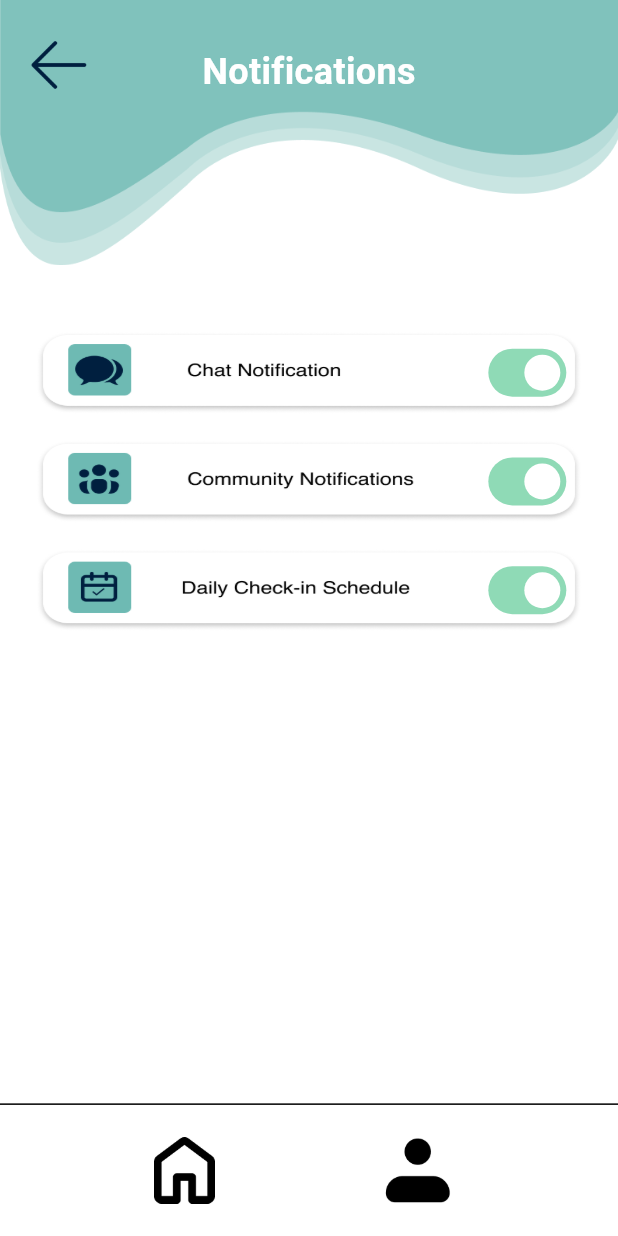
After one commit to Wibson27/OtakAtik, a Flutter app: the SettingNotificationScreen screen opened by its route, on a phone screen of 412 x 824 dp. The commit adds this screen. Run offline on Flutter 3.47's test engine with Material 3 defaults, Android fonts, the phone set to English and light mode, and no system bars; our stand-ins replace bloc, file_picker, flutter_bloc, google_fonts, image_picker, permission_handler; missing offline and left inert: record; statements that could not run were skipped.

Commit message:
Refine setting_notification_screen.dart + assets updates

```diff
--- a/frontend/lib/common/app_route.dart
+++ b/frontend/lib/common/app_route.dart
@@ -13,4 +13,5 @@ class AppRoute {
   static const String chatbot = '/chatbot';
   static const String chatbotHistory = '/chatbot/history';
   static const String feedback = '/feedback';
+  static const String notificationSettings = '/settings/notifications';
 }
--- a/frontend/lib/main.dart
+++ b/frontend/lib/main.dart
@@ -3,6 +3,7 @@ import 'package:flutter/services.dart';
 import 'package:flutter_bloc/flutter_bloc.dart';
 import 'package:frontend/screens/profile_feedback_screen.dart';
 import 'package:frontend/screens/profile_setting_screen.dart';
+import 'package:frontend/screens/setting_notification_screen.dart';
 import 'package:google_fonts/google_fonts.dart';
 
 import 'package:frontend/common/app_color.dart';
@@ -84,6 +85,7 @@ class MyApp extends StatelessWidget {
           AppRoute.profileEdit: (context) => const ProfileEditScreen(),
           AppRoute.feedback: (context) => const ProfileFeedbackScreen(),
           AppRoute.settings: (context) => const ProfileSettingScreen(),
+          AppRoute.notificationSettings: (context) => const SettingNotificationScreen(),
         },
       ),
     );
--- a/frontend/lib/screens/profile_setting_screen.dart
+++ b/frontend/lib/screens/profile_setting_screen.dart
@@ -104,7 +104,7 @@ class ProfileSettingScreen extends StatelessWidget {
                       context,
                       'assets/images/menu_setting_notifikasi.png',
                       () {
-                        print('Notifikasi Tapped');
+                        Navigator.pushNamed(context, AppRoute.notificationSettings);
                       },
                     ),
                     SizedBox(height: context.scaleHeight(20)),
--- /dev/null
+++ b/frontend/lib/screens/setting_notification_screen.dart
@@ -0,0 +1,245 @@
+// lib/screens/setting_notification_screen.dart
+import 'package:flutter/material.dart';
+import 'package:google_fonts/google_fonts.dart';
+import 'package:frontend/common/app_color.dart';
+import 'package:frontend/common/app_route.dart';
+import 'package:frontend/common/screen_utils.dart';
+
+class SettingNotificationScreen extends StatefulWidget {
+  const SettingNotificationScreen({super.key});
+
+  @override
+  State<SettingNotificationScreen> createState() => _SettingNotificationScreenState();
+}
+
+class _SettingNotificationScreenState extends State<SettingNotificationScreen> {
+  // State untuk setiap toggle notifikasi
+  bool _chatNotificationEnabled = true;
+  bool _communityNotificationsEnabled = true;
+  bool _dailyCheckinScheduleEnabled = true;
+
+  // Widget pembangun item notifikasi dengan toggle
+  Widget _buildNotificationItem(
+    BuildContext context,
+    String assetPath, // Path ke gambar PNG utuh (misal: menu_chat_notification.png)
+    bool isEnabled,
+    ValueSetter<bool> onChanged, // Callback saat toggle berubah
+  ) {
+    return GestureDetector(
+      onTap: () {
+        // Ketika seluruh area item di-tap, ubah status toggle
+        onChanged(!isEnabled);
+      },
+      child: Container(
+        width: context.scaleWidth(380),
+        height: context.scaleHeight(62),
+        // *** BAGIAN INI SUDAH TIDAK ADA BoxDecoration AGAR TIDAK ADA KOTAK BERTUMPUK ***
+        // decoration: BoxDecoration(
+        //   color: AppColor.putihNormal,
+        //   borderRadius: BorderRadius.circular(context.scaleWidth(18)),
+        //   boxShadow: [
+        //     BoxShadow(
+        //       color: Colors.black.withOpacity(0.25),
+        //       blurRadius: 5,
+        //       offset: const Offset(0, 2),
+        //     ),
+        //   ],
+        // ),
+        child: Stack(
+          children: [
+            // Gambar PNG utama (sudah termasuk ikon, teks, dan background putih)
+            Positioned.fill(
+              child: Image.asset(
+                assetPath,
+                fit: BoxFit.fill, // Penting agar gambar mengisi area
+              ),
+            ),
+            // *** BAGIAN INI ADALAH SWITCH YANG TETAP ADA DAN INTERAKTIF ***
+            Positioned(
+              right: context.scaleWidth(15), // Posisi dari kanan
+              top: 0,
+              bottom: 0,
+              child: Center(
+                child: SizedBox( // Menggunakan SizedBox untuk mengatur ukuran Switch
+                  width: context.scaleWidth(46), // Lebar dari Figma: 46px
+                  height: context.scaleHeight(29), // Tinggi dari Figma: 29px
+                  child: Switch(
+                    value: isEnabled,
+                    onChanged: onChanged, // Mengelola perubahan state toggle
+                    activeColor: AppColor.putihNormal, // Warna Thumb saat aktif (FFFFFF)
+                    activeTrackColor: const Color(0xFF8FDAB6), // Warna Track saat aktif (8FDAB6)
+                    inactiveThumbColor: AppColor.putihNormal, // Warna Thumb saat tidak aktif (FFFFFF)
+                    inactiveTrackColor: Colors.grey.withOpacity(0.6), // Warna Track saat tidak aktif (mirip Figma)
+                  ),
+                ),
+              ),
+            ),
+          ],
+        ),
+      ),
+    );
+  }
+
+  @override
+  Widget build(BuildContext context) {
+    final double screenWidth = context.screenWidth;
+    final double screenHeight = context.screenHeight;
+
+    return Scaffold(
+      backgroundColor: AppColor.putihNormal,
+      body: SafeArea(
+        child: SizedBox(
+          width: screenWidth,
+          height: screenHeight,
+          child: Stack(
+            children: [
+              // wave_top.png (background atas)
+              Positioned(
+                top: 0,
+                left: 0,
+                right: 0,
+                child: Image.asset(
+                  'assets/images/wave_top.png',
+                  width: context.scaleWidth(431.5),
+                  height: context.scaleHeight(200),
+                  fit: BoxFit.fill,
+                ),
+              ),
+
+              // arrow.png (tombol kembali)
+              Positioned(
+                top: context.scaleHeight(16),
+                left: context.scaleWidth(8),
+                child: GestureDetector(
+                  onTap: () {
+                    Navigator.pop(context);
+                  },
+                  child: Image.asset(
+                    'assets/images/arrow.png',
+                    width: context.scaleWidth(66),
+                    height: context.scaleHeight(66),
+                    fit: BoxFit.contain,
+                  ),
+                ),
+              ),
+
+              // Text 'Notifications' - posisinya di wave_top
+              Positioned(
+                top: context.scaleHeight(35),
+                left: 0,
+                right: 0,
+                child: Center(
+                  child: Text(
+                    'Notifications',
+                    style: GoogleFonts.roboto(
+                      fontSize: 24,
+                      fontWeight: FontWeight.w700,
+                      color: AppColor.putihNormal,
+                    ),
+                  ),
+                ),
+              ),
+
+              // Daftar menu notifikasi
+              Positioned(
+                top: context.scaleHeight(230), // Posisi disesuaikan
+                left: context.scaleWidth(25),
+                right: context.scaleWidth(25),
+                child: Column(
+                  children: [
+                    SizedBox(height: context.scaleHeight(20)), // Jarak dari wave_top
+                    _buildNotificationItem(
+                      context,
+                      'assets/images/menu_chat_notification.png',
+                      _chatNotificationEnabled,
+                      (bool newValue) {
+                        setState(() {
+                          _chatNotificationEnabled = newValue;
+                        });
+                        print('Chat Notification: $newValue');
+                        // TODO: Simpan status notifikasi ke preferensi pengguna
+                      },
+                    ),
+                    SizedBox(height: context.scaleHeight(20)),
+                    _buildNotificationItem(
+                      context,
+                      'assets/images/menu_community_notifications.png',
+                      _communityNotificationsEnabled,
+                      (bool newValue) {
+                        setState(() {
+                          _communityNotificationsEnabled = newValue;
+                        });
+                        print('Community Notifications: $newValue');
+                        // TODO: Simpan status notifikasi ke preferensi pengguna
+                      },
+                    ),
+                    SizedBox(height: context.scaleHeight(20)),
+                    _buildNotificationItem(
+                      context,
+                      'assets/images/menu_daily_checkin_schedule.png',
+                      _dailyCheckinScheduleEnabled,
+                      (bool newValue) {
+                        setState(() {
+                          _dailyCheckinScheduleEnabled = newValue;
+                        });
+                        print('Daily Check-in Schedule: $newValue');
+                        // TODO: Simpan status notifikasi ke preferensi pengguna
+                      },
+                    ),
+                  ],
+                ),
+              ),
+
+              // Navigation Bar Bawah
+              Positioned(
+                bottom: 0,
+                left: 0,
+                right: 0,
+                height: context.scaleHeight(100),
+                child: Container(
+                  decoration: const BoxDecoration(
+                    color: AppColor.putihNormal,
+                    border: Border(
+                      top: BorderSide(
+                        color: Colors.black,
+                        width: 1.0,
+                      ),
+                    ),
+                  ),
+                  child: Row(
+                    mainAxisAlignment: MainAxisAlignment.spaceEvenly,
+                    crossAxisAlignment: CrossAxisAlignment.center,
+                    children: [
+                      GestureDetector(
+                        onTap: () {
+                          Navigator.pushReplacementNamed(context, AppRoute.dashboard);
+                        },
+                        child: Image.asset(
+                          'assets/images/home_button_profile.png',
+                          width: context.scaleWidth(46),
+                          height: context.scaleHeight(50),
+                          fit: BoxFit.contain,
+                        ),
+                      ),
+                      GestureDetector(
+                        onTap: () {
+                          Navigator.pushReplacementNamed(context, AppRoute.profile);
+                        },
+                        child: Image.asset(
+                          'assets/images/button_profile.png',
+                          width: context.scaleWidth(68),
+                          height: context.scaleHeight(68),
+                          fit: BoxFit.contain,
+                        ),
+                      ),
+                    ],
+                  ),
+                ),
+              ),
+            ],
+          ),
+        ),
+      ),
+    );
+  }
+}
```
Also changed, not shown: frontend/assets/images/Community Notifications.png (deleted), frontend/assets/images/menu_chat_notification.png, frontend/assets/images/menu_community_notifications.png (added), frontend/assets/images/menu_daily_checkin_schedule.png.
